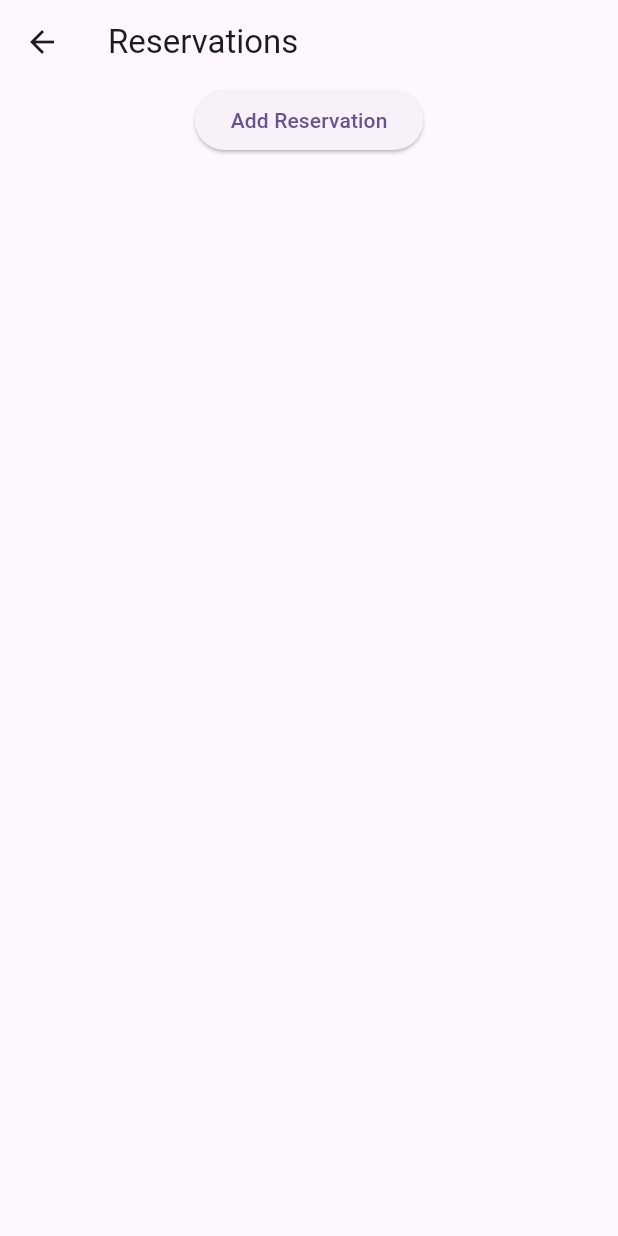
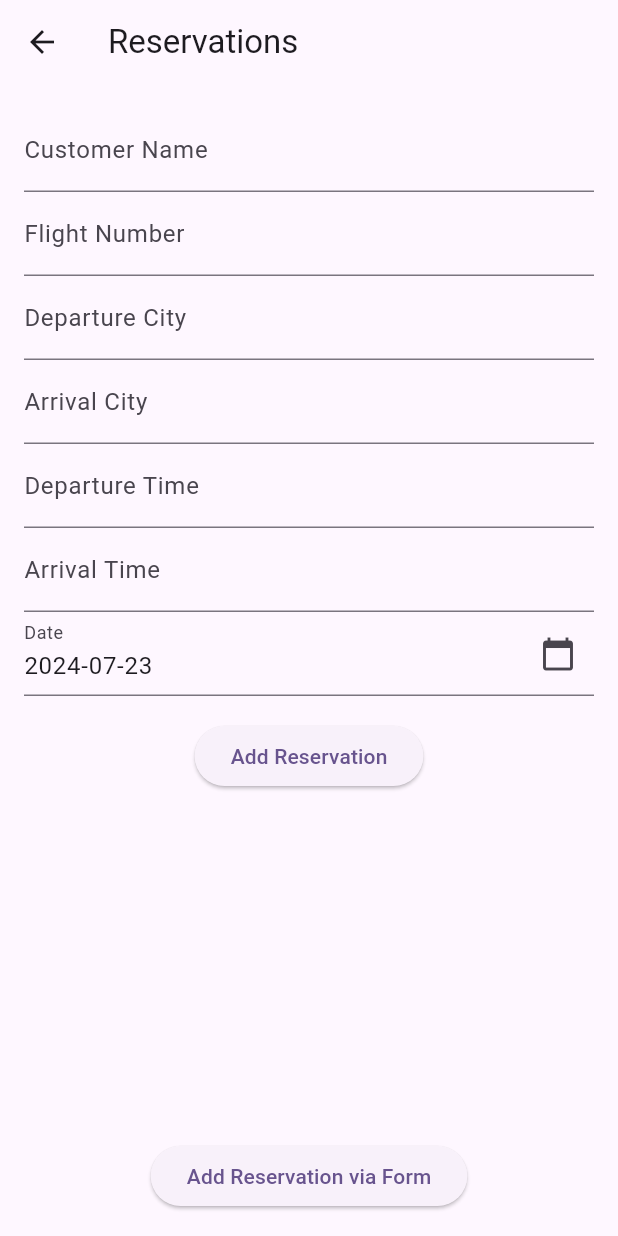
Before and after one commit to RoidedSasquatch/Mock-Airline-Management-Mobile-App, a Flutter app: the ReservationsPage screen opened by its route, on a phone screen of 412 x 824 dp. Run offline on Flutter 3.47's test engine with Material 3 defaults, Android fonts, the phone set to English and light mode, and no system bars; accounts and stored records are empty.

Commit message:
Added textFields and a button to allow users to manually enter a reservation as well.

```diff
--- a/lib/ReservationsPage.dart
+++ b/lib/ReservationsPage.dart
@@ -16,11 +16,93 @@ class ReservationsPage extends StatefulWidget {
 
 class _ReservationsPageState extends State<ReservationsPage> {
   List<Reservation> reservations = [];
+  DateTime selectedDate = DateTime.now();
+  Customer? selectedCustomer;
+  Flight? selectedFlight;
+
+  // Controllers for TextField input
+  final TextEditingController customerNameController = TextEditingController();
+  final TextEditingController flightNumberController = TextEditingController();
+  final TextEditingController departCityController = TextEditingController();
+  final TextEditingController arriveCityController = TextEditingController();
+  final TextEditingController departTimeController = TextEditingController();
+  final TextEditingController arriveTimeController = TextEditingController();
+  final TextEditingController dateController = TextEditingController();
 
   @override
   void initState() {
     super.initState();
     reservations = widget.reservations;
+    dateController.text = _formatDate(selectedDate); // Initialize with the current date
+  }
+
+  String _formatDate(DateTime date) {
+    return '${date.year}-${date.month.toString().padLeft(2, '0')}-${date.day.toString().padLeft(2, '0')}';
+  }
+
+  void _selectDate() async {
+    final DateTime? picked = await showDatePicker(
+      context: context,
+      initialDate: selectedDate,
+      firstDate: DateTime.now(), // Prevent selecting past dates
+      lastDate: DateTime.now().add(Duration(days: 365)), // Allow selecting dates within one year
+    );
+
+    if (picked != null && picked != selectedDate) {
+      setState(() {
+        selectedDate = picked;
+        dateController.text = _formatDate(selectedDate);
+      });
+    }
+  }
+
+  void addReservationFromInput() {
+    final customerName = customerNameController.text;
+    final flightNumber = flightNumberController.text;
+    final departCity = departCityController.text;
+    final arriveCity = arriveCityController.text;
+    final departTime = departTimeController.text;
+    final arriveTime = arriveTimeController.text;
+    final date = dateController.text;
+
+    if (customerName.isNotEmpty &&
+        flightNumber.isNotEmpty &&
+        departCity.isNotEmpty &&
+        arriveCity.isNotEmpty &&
+        departTime.isNotEmpty &&
+        arriveTime.isNotEmpty &&
+        date.isNotEmpty) {
+      final newCustomer = Customer(name: customerName, id: (reservations.length + 1).toString());
+      final newFlight = Flight(
+        flightNumber: flightNumber,
+        departCity: departCity,
+        arriveCity: arriveCity,
+        departTime: departTime,
+        arriveTime: arriveTime,
+      );
+
+      final newReservation = Reservation(
+        customer: newCustomer,
+        flight: newFlight,
+        date: selectedDate,
+      );
+
+      setState(() {
+        reservations.add(newReservation);
+      });
+
+      customerNameController.clear();
+      flightNumberController.clear();
+      departCityController.clear();
+      arriveCityController.clear();
+      departTimeController.clear();
+      arriveTimeController.clear();
+      dateController.clear();
+    } else {
+      ScaffoldMessenger.of(context).showSnackBar(
+        SnackBar(content: Text('Please fill all fields')),
+      );
+    }
   }
 
   @override
@@ -29,24 +111,49 @@ class _ReservationsPageState extends State<ReservationsPage> {
       appBar: AppBar(
         title: const Text('Reservations'),
       ),
-      body: Center(
+      body: Padding(
+        padding: const EdgeInsets.all(16.0),
         child: Column(
-          mainAxisAlignment: MainAxisAlignment.center,
           children: [
+            // Input fields for adding reservations
+            TextField(
+              controller: customerNameController,
+              decoration: InputDecoration(labelText: 'Customer Name'),
+            ),
+            TextField(
+              controller: flightNumberController,
+              decoration: InputDecoration(labelText: 'Flight Number'),
+            ),
+            TextField(
+              controller: departCityController,
+              decoration: InputDecoration(labelText: 'Departure City'),
+            ),
+            TextField(
+              controller: arriveCityController,
+              decoration: InputDecoration(labelText: 'Arrival City'),
+            ),
+            TextField(
+              controller: departTimeController,
+              decoration: InputDecoration(labelText: 'Departure Time'),
+            ),
+            TextField(
+              controller: arriveTimeController,
+              decoration: InputDecoration(labelText: 'Arrival Time'),
+            ),
+            TextField(
+              controller: dateController,
+              readOnly: true,
+              decoration: InputDecoration(
+                labelText: 'Date',
+                suffixIcon: IconButton(
+                  icon: Icon(Icons.calendar_today),
+                  onPressed: _selectDate,
+                ),
+              ),
+            ),
+            SizedBox(height: 16),
             ElevatedButton(
-              onPressed: () async {
-                final updatedReservations = await Navigator.push(
-                  context,
-                  MaterialPageRoute(
-                    builder: (context) => AddReservationPage(reservations: reservations),
-                  ),
-                );
-                if (updatedReservations != null) {
-                  setState(() {
-                    reservations = updatedReservations;
-                  });
-                }
-              },
+              onPressed: addReservationFromInput,
               child: Text('Add Reservation'),
             ),
             SizedBox(height: 20),
@@ -69,6 +176,23 @@ class _ReservationsPageState extends State<ReservationsPage> {
                 },
               ),
             ),
+            SizedBox(height: 20),
+            ElevatedButton(
+              onPressed: () async {
+                final updatedReservations = await Navigator.push(
+                  context,
+                  MaterialPageRoute(
+                    builder: (context) => AddReservationPage(reservations: reservations),
+                  ),
+                );
+                if (updatedReservations != null) {
+                  setState(() {
+                    reservations = updatedReservations;
+                  });
+                }
+              },
+              child: Text('Add Reservation via Form'),
+            ),
           ],
         ),
       ),
```
